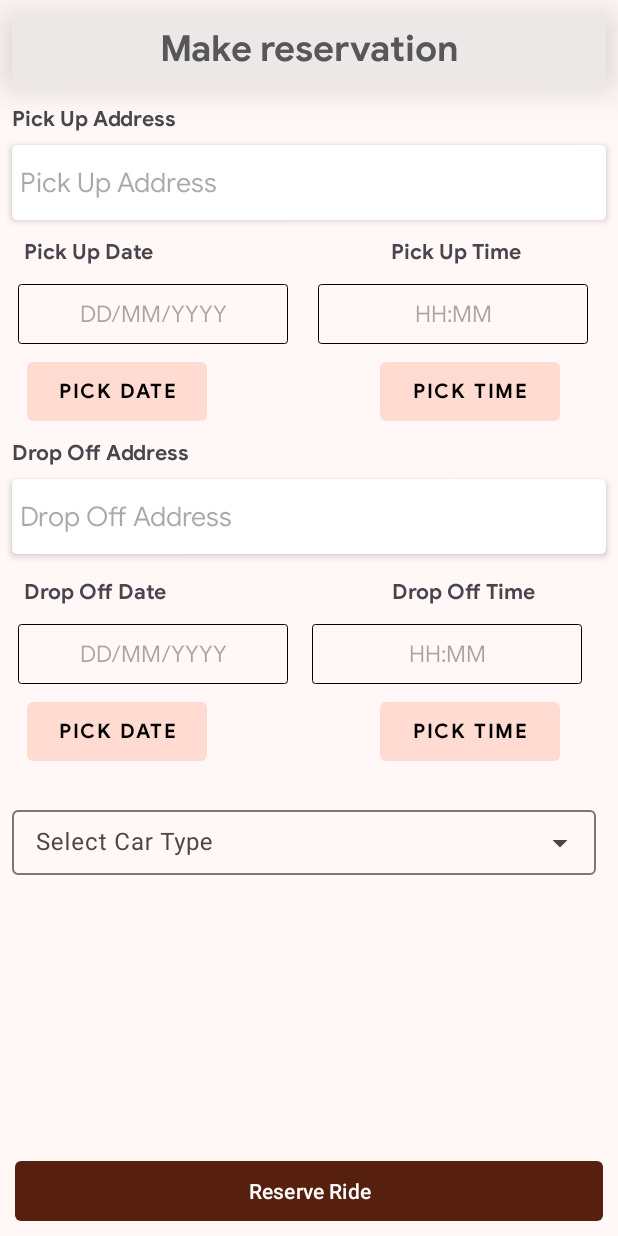
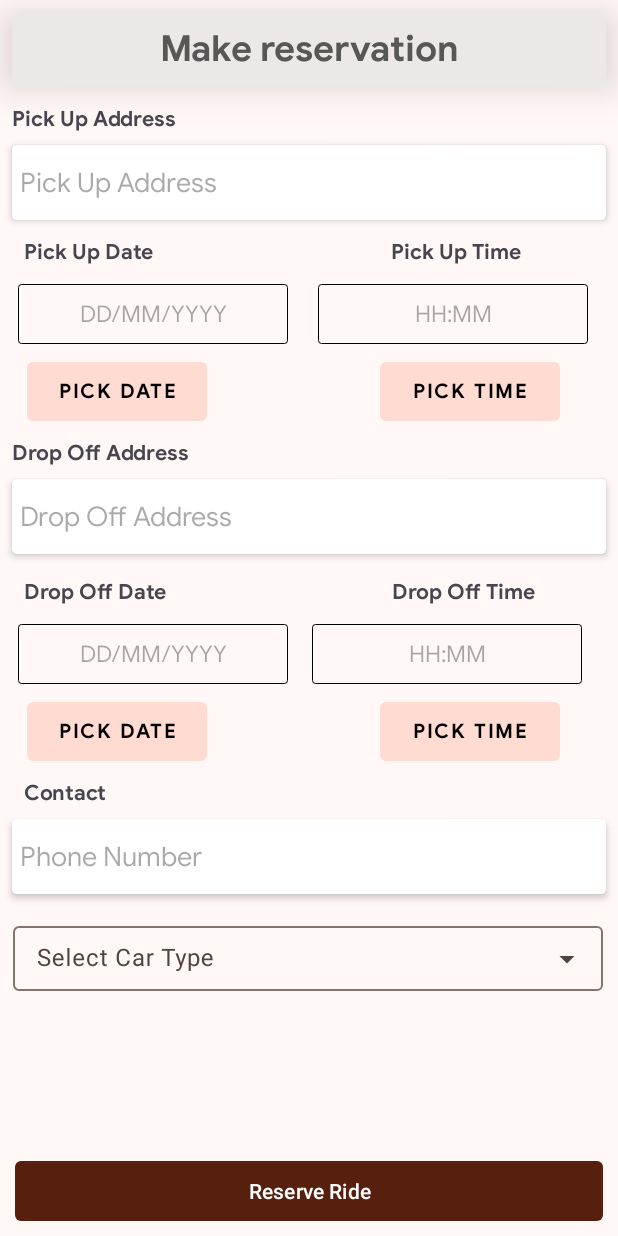
Before and after one commit to kabir-global-sync/Android_Project, an Android app: the screen it shows after launch (MainActivity), on a phone screen of 412 x 824 dp. Run offline under Robolectric (Android 15) with nearby library versions, the phone set to English and light mode, and no system bars.

Commit message:
added contact number field

```diff
--- a/app/src/main/AndroidManifest.xml
+++ b/app/src/main/AndroidManifest.xml
@@ -15,7 +15,10 @@
         <activity
             android:name=".splashScreen"
             android:exported="true">
-
+<!--            <intent-filter>-->
+<!--                <action android:name="android.intent.action.MAIN" />-->
+<!--                <category android:name="android.intent.category.LAUNCHER" />-->
+<!--            </intent-filter>-->
         </activity>
         <activity
             android:name=".CarDetails"
--- a/app/src/main/java/com/example/carbookingapp/splashScreen.kt
+++ b/app/src/main/java/com/example/carbookingapp/splashScreen.kt
@@ -33,7 +33,7 @@ class splashScreen : AppCompatActivity() {
         val maxProgress=100
         val runnable = object:Runnable{
             override fun run() {
-                progress += 5
+                progress += 10
                 if (progress <= maxProgress) {
                     progressBar.progress = progress
                     handler.postDelayed(this, progressUpdateInterval)
--- a/app/src/main/res/layout/activity_main.xml
+++ b/app/src/main/res/layout/activity_main.xml
@@ -246,19 +246,51 @@
         app:layout_constraintBaseline_toBaselineOf="@+id/namefieldId44"
         app:layout_constraintStart_toEndOf="@+id/namefieldId44" />
 
+    <TextView
+        android:id="@+id/textViewcontact"
+        android:layout_width="wrap_content"
+        android:layout_height="wrap_content"
+        android:layout_marginStart="16dp"
+        android:layout_marginTop="12dp"
+        android:fontFamily="@font/googlesansbold"
+        android:text="@string/contact"
+        app:layout_constraintStart_toStartOf="parent"
+        app:layout_constraintTop_toBottomOf="@+id/datepickbuttonid2" />
+
+    <androidx.cardview.widget.CardView
+        android:id="@+id/contactcardid"
+        android:layout_width="match_parent"
+        android:layout_height="50dp"
+        android:layout_margin="8dp"
+        app:cardCornerRadius="3dp"
+        app:cardElevation="3dp"
+        app:layout_constraintStart_toStartOf="parent"
+        app:layout_constraintTop_toBottomOf="@+id/textViewcontact">
+
+    <com.google.android.material.textfield.TextInputEditText
+        android:id="@+id/contactinputfieldid"
+        android:layout_width="match_parent"
+        android:layout_height="match_parent"
+        android:hint="@string/phone_number"
+        android:inputType="phone"
+        android:maxLength="10"
+        android:fontFamily="@font/googlesansregular"
+        android:background="@android:color/transparent"
+        android:padding="5dp"/>
+    </androidx.cardview.widget.CardView>
+
     <com.google.android.material.textfield.TextInputLayout
         android:id="@+id/textInputLayout5"
         style="@style/Widget.Material3.TextInputLayout.OutlinedBox.Dense.ExposedDropdownMenu"
-        android:layout_width="389dp"
-        android:layout_height="55dp"
+        android:layout_width="393dp"
+        android:layout_height="53dp"
         android:layout_marginStart="8dp"
+        android:layout_marginTop="16dp"
         android:hint="@string/select_car_type"
-        app:layout_constraintBottom_toBottomOf="parent"
         app:layout_constraintEnd_toEndOf="parent"
-        app:layout_constraintHorizontal_bias="0.0"
+        app:layout_constraintHorizontal_bias="0.085"
         app:layout_constraintStart_toStartOf="parent"
-        app:layout_constraintTop_toBottomOf="@+id/datepickbuttonid2"
-        app:layout_constraintVertical_bias="0.104">
+        app:layout_constraintTop_toBottomOf="@+id/contactcardid">
 
         <AutoCompleteTextView
             android:id="@+id/autocompletetextid"
@@ -275,8 +307,10 @@
         android:gravity="center"
         android:text=""
         android:textSize="20sp"
+        app:layout_constraintBottom_toTopOf="@+id/button"
         app:layout_constraintStart_toStartOf="parent"
-        app:layout_constraintTop_toBottomOf="@+id/textInputLayout5" />
+        app:layout_constraintTop_toBottomOf="@+id/textInputLayout5"
+        app:layout_constraintVertical_bias="0.195" />
 
     <Button
         android:id="@+id/button"
--- a/app/src/main/res/values/strings.xml
+++ b/app/src/main/res/values/strings.xml
@@ -23,4 +23,6 @@
     <string name="make_reservation">Make reservation</string>
     <string name="select_car_type">Select Car Type</string>
     <string name="reserve_ride">Reserve Ride</string>
+    <string name="contact">Contact</string>
+    <string name="phone_number">Phone Number</string>
 </resources>
```
